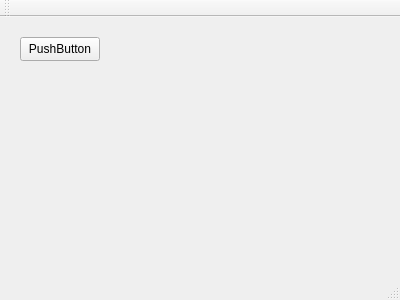
Qt form mainwindow.ui (zoedmora/Library) before a commit.
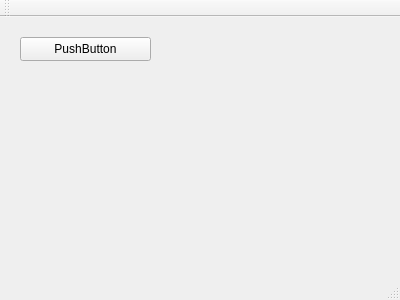
The same form after that commit.

The edit to the form file:
```diff
--- a/mainwindow.ui
+++ b/mainwindow.ui
@@ -19,7 +19,7 @@
      <rect>
       <x>20</x>
       <y>20</y>
-      <width>80</width>
+      <width>131</width>
       <height>24</height>
      </rect>
     </property>
```
